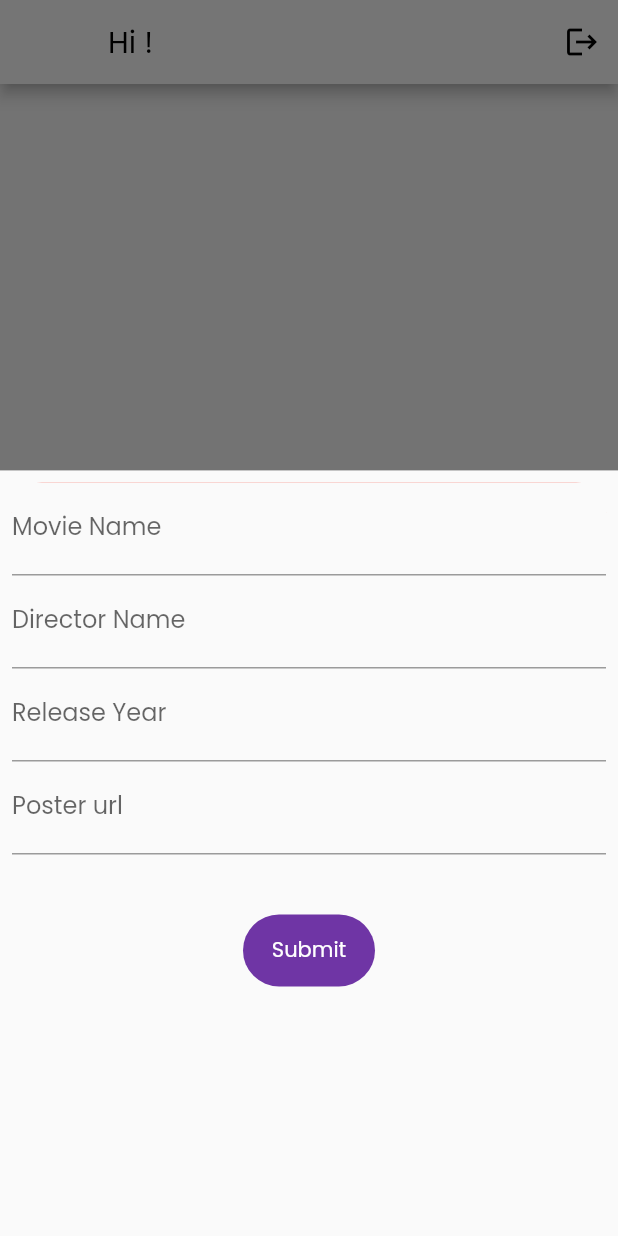
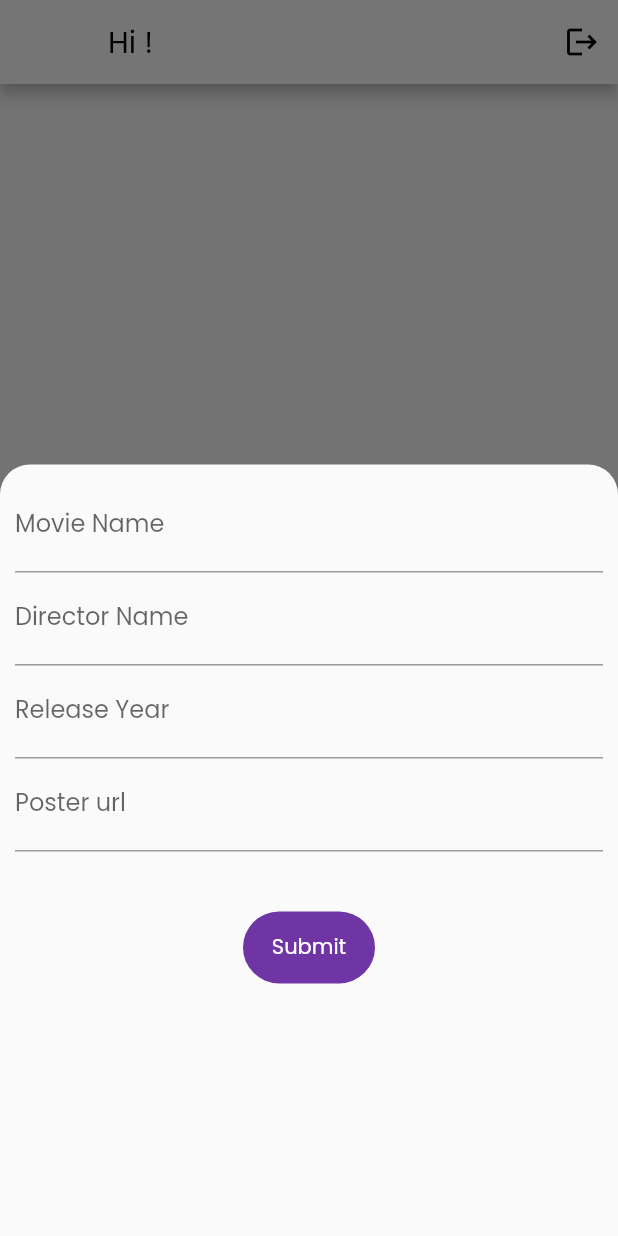
Before and after one commit to AdityaSinghai/MovieApp, a Flutter app: the HomePage screen opened directly, after a tap on the "add" icon, on a phone screen of 412 x 824 dp. Run offline on Flutter 3.47's test engine with Material 2 defaults, Android fonts, the phone set to English and light mode, and no system bars; our stand-ins replace firebase_auth, firebase_core, hive, modal_progress_hud; accounts and stored records are empty; generated files the repository leaves out were written again.

```diff
--- a/lib/Components/movieTile.dart
+++ b/lib/Components/movieTile.dart
@@ -144,6 +144,9 @@ class MovieTile extends StatelessWidget {
                                   .setActiveMovie(currentMovie.key);
 
                               showModalBottomSheet(
+                                  shape: RoundedRectangleBorder(
+                                      borderRadius: BorderRadius.vertical(top: Radius.circular(20))
+                                  ),
                                 isScrollControlled: true,
                                   context: context,
                                   builder: (context) =>
--- a/lib/Screens/homepage.dart
+++ b/lib/Screens/homepage.dart
@@ -1,3 +1,4 @@
+import 'package:flutter/cupertino.dart';
 import 'package:flutter/material.dart';
 import 'package:movieee_app/Screens/loginScreen.dart';
 import 'package:movieee_app/models/movie_data.dart';
@@ -55,16 +56,15 @@ class _HomePageState extends State<HomePage> {
           child: Icon(Icons.add),
           onPressed: () {
             showModalBottomSheet(
+              shape: RoundedRectangleBorder(
+                borderRadius: BorderRadius.vertical(top: Radius.circular(20))
+              ),
+
               isScrollControlled: true,
               context: context,
               builder: (context) => Padding(
-                padding: const EdgeInsets.all(8.0),
+                padding: const EdgeInsets.all(10.0),
                 child: Container(
-                    decoration: BoxDecoration(
-                        color: Colors.red,
-                        borderRadius: BorderRadius.only(
-                            topLeft: Radius.circular(20),
-                            topRight: Radius.circular(20))),
                     height: MediaQuery.of(context).size.height * 0.6,
                     child: AddMovieForm()),
               ),
```
